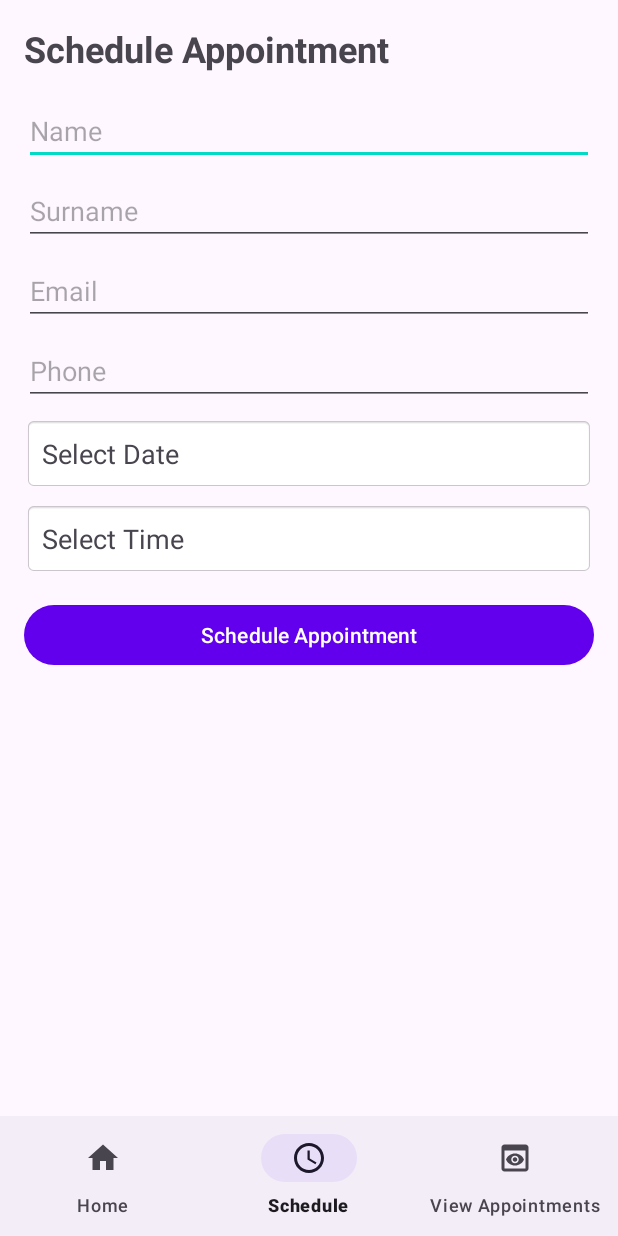
After one commit to thekayd/GoGovApp, an Android app: the ScheduleAppointmentActivity screen opened directly, with no data from a screen before it, on a phone screen of 412 x 824 dp. The commit adds this screen. Run offline under Robolectric (Android 15) with nearby library versions, the phone set to English and light mode, and no system bars.

Commit message:
Added the appointment scheduling system activity

```diff
--- a/app/src/main/AndroidManifest.xml
+++ b/app/src/main/AndroidManifest.xml
@@ -15,6 +15,12 @@
         android:supportsRtl="true"
         android:theme="@style/Theme.GoGovMobile"
         tools:targetApi="31">
+        <activity
+            android:name=".activities.ViewAppointmentActivity"
+            android:exported="false" />
+        <activity
+            android:name=".activities.ScheduleAppointmentActivity"
+            android:exported="false" />
         <activity
             android:name=".activities.ApplicationProgressActivity"
             android:exported="false" />
--- /dev/null
+++ b/app/src/main/java/com/kayodedaniel/gogovmobile/activities/ScheduleAppointmentActivity.kt
@@ -0,0 +1,219 @@
+package com.kayodedaniel.gogovmobile.activities
+
+import android.app.DatePickerDialog
+import android.app.TimePickerDialog
+import android.content.Context
+import android.content.Intent
+import android.os.Bundle
+import android.util.Log
+import android.widget.*
+import androidx.appcompat.app.AppCompatActivity
+import com.google.android.material.bottomnavigation.BottomNavigationView
+import com.kayodedaniel.gogovmobile.R
+import kotlinx.coroutines.CoroutineScope
+import kotlinx.coroutines.Dispatchers
+import kotlinx.coroutines.launch
+import kotlinx.coroutines.withContext
+import okhttp3.MediaType.Companion.toMediaTypeOrNull
+import okhttp3.OkHttpClient
+import okhttp3.Request
+import okhttp3.RequestBody.Companion.toRequestBody
+import org.json.JSONObject
+import java.io.IOException
+import java.text.SimpleDateFormat
+import java.util.*
+
+class ScheduleAppointmentActivity : AppCompatActivity() {
+
+    private lateinit var nameEditText: EditText
+    private lateinit var surnameEditText: EditText
+    private lateinit var emailEditText: EditText
+    private lateinit var phoneEditText: EditText
+    private lateinit var dateTextView: TextView
+    private lateinit var timeTextView: TextView
+    private lateinit var scheduleButton: Button
+    private lateinit var bottomNavigationView: BottomNavigationView
+
+    private val client = OkHttpClient()
+    private val TAG = "ScheduleAppointmentActivity"
+
+    private val supabaseUrl =
+        "https://bgckkkxjfnkwgjzlancs.supabase.co/rest/v1/scheduled_appointments"
+    private val supabaseKey =
+        "eyJhbGciOiJIUzI1NiIsInR5cCI6IkpXVCJ9.eyJpc3MiOiJzdXBhYmFzZSIsInJlZiI6ImJnY2tra3hqZm5rd2dqemxhbmNzIiwicm9sZSI6ImFub24iLCJpYXQiOjE3MjcwOTQ4NDYsImV4cCI6MjA0MjY3MDg0Nn0.J63JbMamOasx251uRzmP8Z2WcrkgYBbzueFCb2B3eGo"
+
+    override fun onCreate(savedInstanceState: Bundle?) {
+        super.onCreate(savedInstanceState)
+        setContentView(R.layout.activity_schedule_appointment)
+
+        initializeViews()
+        setupListeners()
+        loadUserEmail()
+        setupBottomNavigation()
+    }
+
+    private fun initializeViews() {
+        nameEditText = findViewById(R.id.etName)
+        surnameEditText = findViewById(R.id.etSurname)
+        emailEditText = findViewById(R.id.etEmail)
+        phoneEditText = findViewById(R.id.etPhone)
+        dateTextView = findViewById(R.id.tvSelectedDate)
+        timeTextView = findViewById(R.id.tvSelectedTime)
+        scheduleButton = findViewById(R.id.btnScheduleAppointment)
+        bottomNavigationView = findViewById(R.id.bottom_navigation)
+    }
+
+    private fun setupListeners() {
+        dateTextView.setOnClickListener { showDatePicker() }
+        timeTextView.setOnClickListener { showTimePicker() }
+        scheduleButton.setOnClickListener { validateAndScheduleAppointment() }
+    }
+
+    private fun loadUserEmail() {
+        val sharedPref = getSharedPreferences("UserPrefs", Context.MODE_PRIVATE)
+        val userEmail = sharedPref.getString("USER_EMAIL", null)
+        emailEditText.setText(userEmail)
+    }
+
+    private fun setupBottomNavigation() {
+        bottomNavigationView.selectedItemId = R.id.nav_schedule
+        bottomNavigationView.setOnNavigationItemSelectedListener { item ->
+            when (item.itemId) {
+                R.id.nav_home -> {
+                    startActivity(Intent(this, HomePageActivity::class.java))
+                    overridePendingTransition(0, 0)
+                    true
+                }
+
+                R.id.nav_view_appointment -> {
+                    startActivity(Intent(this, ViewAppointmentActivity::class.java))
+                    overridePendingTransition(0, 0)
+                    true
+                }
+
+                else -> false
+            }
+        }
+    }
+
+    private fun showDatePicker() {
+        val calendar = Calendar.getInstance()
+        DatePickerDialog(
+            this,
+            { _, year, month, day ->
+                val selectedDate = Calendar.getInstance()
+                selectedDate.set(year, month, day)
+                val dateFormat = SimpleDateFormat("yyyy-MM-dd", Locale.getDefault())
+                dateTextView.text = dateFormat.format(selectedDate.time)
+            },
+            calendar.get(Calendar.YEAR),
+            calendar.get(Calendar.MONTH),
+            calendar.get(Calendar.DAY_OF_MONTH)
+        ).show()
+    }
+
+    private fun showTimePicker() {
+        val calendar = Calendar.getInstance()
+        TimePickerDialog(
+            this,
+            { _, hour, minute ->
+                val selectedTime = String.format("%02d:%02d:00", hour, minute)
+                timeTextView.text = selectedTime
+            },
+            calendar.get(Calendar.HOUR_OF_DAY),
+            calendar.get(Calendar.MINUTE),
+            true
+        ).show()
+    }
+
+    private fun validateAndScheduleAppointment() {
+        val name = nameEditText.text.toString()
+        val surname = surnameEditText.text.toString()
+        val email = emailEditText.text.toString()
+        val phone = phoneEditText.text.toString()
+        val selectedDate = dateTextView.text.toString()
+        val selectedTime = timeTextView.text.toString()
+
+        if (name.isEmpty() || surname.isEmpty() || email.isEmpty() || phone.isEmpty() || selectedDate == "Select Date" || selectedTime == "Select Time") {
+            Toast.makeText(this, "Please fill all fields", Toast.LENGTH_SHORT).show()
+        } else {
+            saveAppointment(name, surname, email, phone, selectedDate, selectedTime)
+        }
+    }
+
+    private fun saveAppointment(
+        name: String,
+        surname: String,
+        email: String,
+        phone: String,
+        date: String,
+        time: String
+    ) {
+        CoroutineScope(Dispatchers.IO).launch {
+            try {
+                val json = JSONObject().apply {
+                    put("email", email)
+                    put("name", name)
+                    put("surname", surname)
+                    put("phone", phone)
+                    put("appointment_date", date)
+                    put("appointment_time", time)
+                    put("reason", "yes")
+                    put("status", "yes")
+                }
+
+                val body = json.toString().toRequestBody("application/json".toMediaTypeOrNull())
+
+                val request = Request.Builder()
+                    .url(supabaseUrl)
+                    .post(body)
+                    .addHeader("apikey", supabaseKey)
+                    .addHeader("Content-Type", "application/json")
+                    .build()
+
+                client.newCall(request).execute().use { response ->
+                    withContext(Dispatchers.Main) {
+                        if (response.isSuccessful) {
+                            Toast.makeText(
+                                this@ScheduleAppointmentActivity,
+                                "Appointment scheduled successfully!",
+                                Toast.LENGTH_SHORT
+                            ).show()
+                            finish()
+                        } else {
+                            val errorBody = response.body?.string() ?: "No error body"
+                            Log.e(TAG, "Failed to schedule appointment: ${response.code}")
+                            Log.e(TAG, "Error body: $errorBody")
+                            Log.e(TAG, "Request URL: ${request.url}")
+                            Log.e(TAG, "Request headers: ${request.headers}")
+                            Log.e(TAG, "Request body: ${body.toString()}")
+                            Toast.makeText(
+                                this@ScheduleAppointmentActivity,
+                                "Failed to schedule appointment: ${response.code}",
+                                Toast.LENGTH_SHORT
+                            ).show()
+                        }
+                    }
+                }
+            } catch (e: IOException) {
+                Log.e(TAG, "IOException occurred: ${e.message}", e)
+                withContext(Dispatchers.Main) {
+                    Toast.makeText(
+                        this@ScheduleAppointmentActivity,
+                        "Error: ${e.message}",
+                        Toast.LENGTH_SHORT
+                    ).show()
+                }
+            } catch (e: Exception) {
+                Log.e(TAG, "Exception occurred: ${e.message}", e)
+                withContext(Dispatchers.Main) {
+                    Toast.makeText(
+                        this@ScheduleAppointmentActivity,
+                        "An error occurred: ${e.message}",
+                        Toast.LENGTH_SHORT
+                    ).show()
+                }
+            }
+        }
+    }
+}
--- /dev/null
+++ b/app/src/main/res/drawable/ic_home.xml
@@ -0,0 +1,5 @@
+<vector xmlns:android="http://schemas.android.com/apk/res/android" android:height="24dp" android:tint="#000000" android:viewportHeight="24" android:viewportWidth="24" android:width="24dp">
+
+    <path android:fillColor="@android:color/white" android:pathData="M10,20v-6h4v6h5v-8h3L12,3 2,12h3v8z"/>
+
+</vector>
--- /dev/null
+++ b/app/src/main/res/drawable/ic_schedule.xml
@@ -0,0 +1,7 @@
+<vector xmlns:android="http://schemas.android.com/apk/res/android" android:height="24dp" android:tint="#000000" android:viewportHeight="24" android:viewportWidth="24" android:width="24dp">
+
+    <path android:fillColor="@android:color/white" android:pathData="M11.99,2C6.47,2 2,6.48 2,12s4.47,10 9.99,10C17.52,22 22,17.52 22,12S17.52,2 11.99,2zM12,20c-4.42,0 -8,-3.58 -8,-8s3.58,-8 8,-8 8,3.58 8,8 -3.58,8 -8,8z"/>
+
+    <path android:fillColor="@android:color/white" android:pathData="M12.5,7H11v6l5.25,3.15 0.75,-1.23 -4.5,-2.67z"/>
+
+</vector>
--- /dev/null
+++ b/app/src/main/res/drawable/ic_view_appointment.xml
@@ -0,0 +1,5 @@
+<vector xmlns:android="http://schemas.android.com/apk/res/android" android:height="24dp" android:tint="#000000" android:viewportHeight="24" android:viewportWidth="24" android:width="24dp">
+
+    <path android:fillColor="@android:color/white" android:pathData="M19,3H5C3.89,3 3,3.9 3,5v14c0,1.1 0.89,2 2,2h14c1.1,0 2,-0.9 2,-2V5C21,3.9 20.11,3 19,3zM19,19H5V7h14V19zM13.5,13c0,0.83 -0.67,1.5 -1.5,1.5s-1.5,-0.67 -1.5,-1.5c0,-0.83 0.67,-1.5 1.5,-1.5S13.5,12.17 13.5,13zM12,9c-2.73,0 -5.06,1.66 -6,4c0.94,2.34 3.27,4 6,4s5.06,-1.66 6,-4C17.06,10.66 14.73,9 12,9zM12,15.5c-1.38,0 -2.5,-1.12 -2.5,-2.5c0,-1.38 1.12,-2.5 2.5,-2.5c1.38,0 2.5,1.12 2.5,2.5C14.5,14.38 13.38,15.5 12,15.5z"/>
+
+</vector>
--- /dev/null
+++ b/app/src/main/res/layout/activity_schedule_appointment.xml
@@ -0,0 +1,98 @@
+<?xml version="1.0" encoding="utf-8"?>
+<androidx.constraintlayout.widget.ConstraintLayout xmlns:android="http://schemas.android.com/apk/res/android"
+    xmlns:app="http://schemas.android.com/apk/res-auto"
+    xmlns:tools="http://schemas.android.com/tools"
+    android:layout_width="match_parent"
+    android:layout_height="match_parent"
+    tools:context=".activities.ScheduleAppointmentActivity">
+
+    <ScrollView
+        android:layout_width="match_parent"
+        android:layout_height="0dp"
+        app:layout_constraintTop_toTopOf="parent"
+        app:layout_constraintBottom_toTopOf="@id/bottom_navigation">
+
+        <LinearLayout
+            android:layout_width="match_parent"
+            android:layout_height="wrap_content"
+            android:orientation="vertical"
+            android:padding="16dp">
+
+            <TextView
+                android:layout_width="wrap_content"
+                android:layout_height="wrap_content"
+                android:text="Schedule Appointment"
+                android:textSize="24sp"
+                android:textStyle="bold"
+                android:layout_marginBottom="16dp"/>
+
+            <EditText
+                android:id="@+id/etName"
+                android:layout_width="match_parent"
+                android:layout_height="wrap_content"
+                android:hint="Name"
+                android:inputType="textPersonName"
+                android:layout_marginBottom="8dp"/>
+
+            <EditText
+                android:id="@+id/etSurname"
+                android:layout_width="match_parent"
+                android:layout_height="wrap_content"
+                android:hint="Surname"
+                android:inputType="textPersonName"
+                android:layout_marginBottom="8dp"/>
+
+            <EditText
+                android:id="@+id/etEmail"
+                android:layout_width="match_parent"
+                android:layout_height="wrap_content"
+                android:hint="Email"
+                android:inputType="textEmailAddress"
+                android:layout_marginBottom="8dp"/>
+
+            <EditText
+                android:id="@+id/etPhone"
+                android:layout_width="match_parent"
+                android:layout_height="wrap_content"
+                android:hint="Phone"
+                android:inputType="phone"
+                android:layout_marginBottom="8dp"/>
+
+            <TextView
+                android:id="@+id/tvSelectedDate"
+                android:layout_width="match_parent"
+                android:layout_height="wrap_content"
+                android:text="Select Date"
+                android:textSize="18sp"
+                android:padding="12dp"
+                android:background="@android:drawable/editbox_background"
+                android:layout_marginBottom="8dp"/>
+
+            <TextView
+                android:id="@+id/tvSelectedTime"
+                android:layout_width="match_parent"
+                android:layout_height="wrap_content"
+                android:text="Select Time"
+                android:textSize="18sp"
+                android:padding="12dp"
+                android:background="@android:drawable/editbox_background"
+                android:layout_marginBottom="16dp"/>
+
+            <Button
+                android:id="@+id/btnScheduleAppointment"
+                android:layout_width="match_parent"
+                android:layout_height="wrap_content"
+                android:text="Schedule Appointment"/>
+
+        </LinearLayout>
+
+    </ScrollView>
+
+    <com.google.android.material.bottomnavigation.BottomNavigationView
+        android:id="@+id/bottom_navigation"
+        android:layout_width="match_parent"
+        android:layout_height="wrap_content"
+        app:layout_constraintBottom_toBottomOf="parent"
+        app:menu="@menu/bottom_navigation_menu"/>
+
+</androidx.constraintlayout.widget.ConstraintLayout>
--- /dev/null
+++ b/app/src/main/res/menu/bottom_navigation_menu.xml
@@ -0,0 +1,15 @@
+<?xml version="1.0" encoding="utf-8"?>
+<menu xmlns:android="http://schemas.android.com/apk/res/android">
+    <item
+        android:id="@+id/nav_home"
+        android:icon="@drawable/ic_home"
+        android:title="Home" />
+    <item
+        android:id="@+id/nav_schedule"
+        android:icon="@drawable/ic_schedule"
+        android:title="Schedule" />
+    <item
+        android:id="@+id/nav_view_appointment"
+        android:icon="@drawable/ic_view_appointment"
+        android:title="View Appointments" />
+</menu>
```
Also changed, not shown: app/src/main/java/com/kayodedaniel/gogovmobile/activities/HomePageActivity.kt (+28 -0 lines), app/src/main/java/com/kayodedaniel/gogovmobile/activities/ViewAppointmentActivity.kt (added, +95 -0 lines), app/src/main/res/layout/activity_home_page.xml (+17 -5 lines), app/src/main/res/layout/activity_view_appointment.xml (added, +16 -0 lines), app/src/main/res/menu/bottom_navigation_menu_schedule.xml (added, +12 -0 lines).
